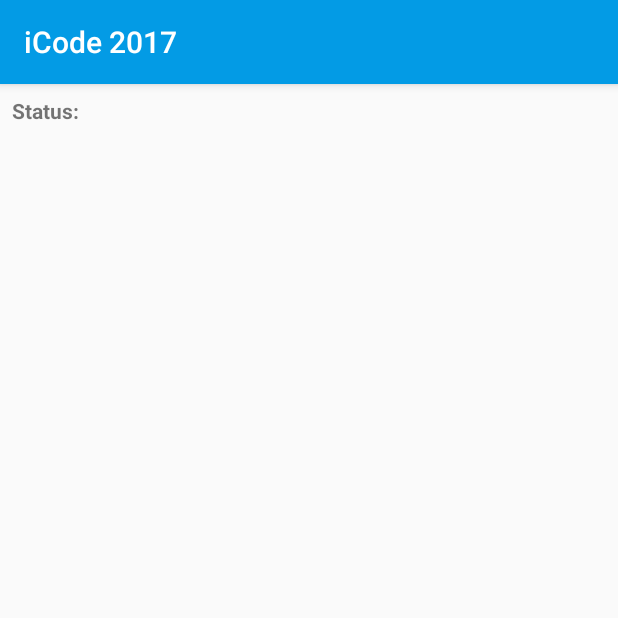
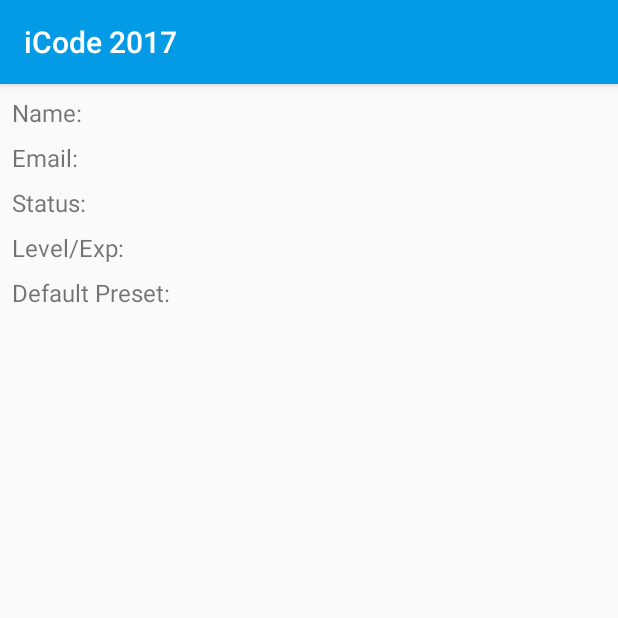
Before and after one commit to DImentioK/sigsegv-icode, an Android app: the fragment ProfileEditorFragment shown on its own in the app's theme, on a phone screen of 412 x 824 dp, the top half of it. Run offline under Robolectric (Android 15) with nearby library versions, the phone set to English and light mode, and no system bars; our stand-ins replace ButterKnife, Firebase (no records; nobody signed in at launch, a user with empty details on screens opened directly).

Commit message:
Added Profile(complete w/out database) ,settings(uncompleted)

```diff
--- a/app/src/main/java/com/firebase/uidemo/ChooserActivity.java
+++ b/app/src/main/java/com/firebase/uidemo/ChooserActivity.java
@@ -59,8 +59,8 @@ public class ChooserActivity extends AppCompatActivity {
         mActivities.setLayoutManager(new LinearLayoutManager(this));
         mActivities.setAdapter(new ActivityChooserAdapter());
         mActivities.setHasFixedSize(true);
-        ///Log.d("New activity",getApplicationContext().toString());
-        ///getApplicationContext().startActivity(new Intent(getApplicationContext(),AuthUiActivity.class));
+        Log.d("New activity", getApplicationContext().toString());
+        getApplicationContext().startActivity(new Intent(getApplicationContext(), AuthUiActivity.class));
 
         FirebaseAuth auth = FirebaseAuth.getInstance();
         if (auth.getCurrentUser() != null) {
--- /dev/null
+++ b/app/src/main/java/com/firebase/uidemo/icode2017/Category.java
@@ -0,0 +1,15 @@
+package com.firebase.uidemo.icode2017;
+
+/**
+ * Created by Xavier on 27/8/17.
+ */
+
+public enum Category {
+    TOURIST,
+    HERITAGE,
+    NATURE,
+    TOURIST_HERITAGE,
+    TOURIST_NATURE,
+    NATURE_HERITAGE,
+    ALL,
+}
--- a/app/src/main/java/com/firebase/uidemo/icode2017/MainActivity.java
+++ b/app/src/main/java/com/firebase/uidemo/icode2017/MainActivity.java
@@ -2,19 +2,19 @@ package com.firebase.uidemo.icode2017;
 
 import android.os.Bundle;
 import android.support.design.widget.FloatingActionButton;
+import android.support.design.widget.NavigationView;
 import android.support.design.widget.Snackbar;
 import android.support.v4.app.Fragment;
 import android.support.v4.app.FragmentManager;
-import android.util.Log;
-import android.view.View;
-import android.support.design.widget.NavigationView;
 import android.support.v4.view.GravityCompat;
 import android.support.v4.widget.DrawerLayout;
 import android.support.v7.app.ActionBarDrawerToggle;
 import android.support.v7.app.AppCompatActivity;
 import android.support.v7.widget.Toolbar;
+import android.util.Log;
 import android.view.Menu;
 import android.view.MenuItem;
+import android.view.View;
 import android.widget.TextView;
 
 import com.firebase.uidemo.R;
@@ -59,6 +59,7 @@ public class MainActivity extends AppCompatActivity
         TextView nav_user = (TextView)hView.findViewById(R.id.user_display_name);
         TextView nav_email = (TextView)hView.findViewById(R.id.user_email);
         if(mAuth.getCurrentUser()!=null){
+            Log.d("Hello", "Current user loaded");
             nav_user.setText(mAuth.getCurrentUser().getDisplayName());
             nav_email.setText(mAuth.getCurrentUser().getEmail());
         }
--- /dev/null
+++ b/app/src/main/java/com/firebase/uidemo/icode2017/Preset.java
@@ -0,0 +1,31 @@
+package com.firebase.uidemo.icode2017;
+
+/**
+ * Created by Xavier on 27/8/17.
+ */
+
+public class Preset {
+    private Category category;
+    private Integer distance;
+
+    public Preset(Category category, Integer distance) {
+        this.category = category;
+        this.distance = distance;
+    }
+
+    public Integer getDistance() {
+        return distance;
+    }
+
+    public void setDistance(Integer distance) {
+        this.distance = distance;
+    }
+
+    public Category getCategory() {
+        return category;
+    }
+
+    public void setCategory(Category category) {
+        this.category = category;
+    }
+}
--- a/app/src/main/java/com/firebase/uidemo/icode2017/ProfileEditorFragment.java
+++ b/app/src/main/java/com/firebase/uidemo/icode2017/ProfileEditorFragment.java
@@ -1,14 +1,18 @@
 package com.firebase.uidemo.icode2017;
 
-import android.content.Context;
-import android.net.Uri;
 import android.os.Bundle;
 import android.support.v4.app.Fragment;
+import android.util.Log;
 import android.view.LayoutInflater;
 import android.view.View;
 import android.view.ViewGroup;
+import android.widget.TextView;
 
 import com.firebase.uidemo.R;
+import com.google.firebase.auth.FirebaseAuth;
+
+import butterknife.BindView;
+import butterknife.ButterKnife;
 
 /**
  * A simple {@link Fragment} subclass.
@@ -23,14 +27,35 @@ public class ProfileEditorFragment extends Fragment {
     public void onCreate(Bundle savedInstanceState) {
         super.onCreate(savedInstanceState);
     }
+
+    @BindView(R.id.profile_name_display)
+    TextView name;
+    @BindView(R.id.profile_email_display)
+    TextView email;
+    @BindView(R.id.profile_residency_display)
+    TextView residency;
+    @BindView(R.id.profile_points_display)
+    TextView points;
+    @BindView(R.id.profile_preset_display)
+    TextView preset;
+
     @Override
     public View onCreateView(LayoutInflater inflater, ViewGroup container,
                              Bundle savedInstanceState) {
+        FirebaseAuth mAuth = FirebaseAuth.getInstance();
         View rootView= inflater.inflate(R.layout.fragment_profile_editor, container, false);
+        ButterKnife.bind(this, rootView);
 
         /* TODO
-        Implement profile options
+        1. Search database for user points/exp  AND residency
+        2. display preset identifier
          */
+        if (mAuth.getCurrentUser() != null) {
+            Log.d("Hello", "Current user loaded");
+            Log.d("Text", mAuth.getCurrentUser().getDisplayName());
+            name.setText(mAuth.getCurrentUser().getDisplayName());
+            email.setText(mAuth.getCurrentUser().getEmail());
+        }
 
         return rootView;
 
--- /dev/null
+++ b/app/src/main/java/com/firebase/uidemo/icode2017/SettingsEdtiorFragment.java
@@ -0,0 +1,29 @@
+package com.firebase.uidemo.icode2017;
+
+
+import android.os.Bundle;
+import android.support.v4.app.Fragment;
+import android.view.LayoutInflater;
+import android.view.View;
+import android.view.ViewGroup;
+
+import com.firebase.uidemo.R;
+
+/**
+ * A simple {@link Fragment} subclass.
+ */
+public class SettingsEdtiorFragment extends Fragment {
+    @Override
+    public void onCreate(Bundle savedInstanceState) {
+        super.onCreate(savedInstanceState);
+    }
+
+    @Override
+    public View onCreateView(LayoutInflater inflater, ViewGroup container,
+                             Bundle savedInstanceState) {
+        // Inflate the layout for this fragment
+        View rootView = inflater.inflate(R.layout.fragment_profile_editor, container, false);
+        return rootView
+    }
+
+}
--- a/app/src/main/res/layout/fragment_profile_editor.xml
+++ b/app/src/main/res/layout/fragment_profile_editor.xml
@@ -5,24 +5,101 @@
     tools:context="com.firebase.uidemo.icode2017.ProfileEditorFragment">
 
     <!-- TODO: Update blank fragment layout -->
-    <LinearLayout
+    <RelativeLayout
         android:layout_width="match_parent"
         android:layout_height="match_parent"
         android:orientation="vertical"
         android:padding="8dp">
-        <LinearLayout
-            android:layout_width="match_parent"
+
+        <TextView
+            android:id="@+id/profile_name_text"
+            android:layout_width="wrap_content"
             android:layout_height="wrap_content"
-            android:orientation="horizontal"
-            android:layout_marginBottom="8dp">
+            android:layout_marginBottom="8dp"
+            android:layout_marginRight="8dp"
+
+            android:text="@string/profile_name"
+            android:textSize="16sp" />
+
         <TextView
+            android:id="@+id/profile_name_display"
             android:layout_width="wrap_content"
-                android:layout_height="match_parent"
-                android:gravity="center_vertical"
-                android:text="Status:"
-                android:textStyle="bold"
-                android:layout_marginRight="16dp"/>
-        </LinearLayout>
-    </LinearLayout>
+            android:layout_height="wrap_content"
+            android:layout_alignTop="@id/profile_name_text"
+            android:layout_toRightOf="@id/profile_name_text"
+            android:textSize="16sp" />
+
+        <TextView
+            android:id="@+id/profile_email_text"
+            android:layout_width="wrap_content"
+            android:layout_height="wrap_content"
+            android:layout_below="@id/profile_name_text"
+            android:layout_marginBottom="8dp"
+            android:layout_marginRight="8dp"
+            android:text="@string/profile_email"
+            android:textSize="16sp" />
+
+        <TextView
+            android:id="@+id/profile_email_display"
+            android:layout_width="wrap_content"
+            android:layout_height="wrap_content"
+            android:layout_alignTop="@id/profile_email_text"
+            android:layout_toRightOf="@id/profile_email_text"
+            android:textSize="16sp" />
+
+        <TextView
+            android:id="@+id/profile_residency_text"
+            android:layout_width="wrap_content"
+            android:layout_height="wrap_content"
+            android:layout_below="@id/profile_email_text"
+            android:layout_marginBottom="8dp"
+            android:layout_marginRight="8dp"
+            android:text="@string/profile_residency"
+            android:textSize="16sp" />
+
+        <TextView
+            android:id="@+id/profile_residency_display"
+            android:layout_width="wrap_content"
+            android:layout_height="wrap_content"
+            android:layout_alignTop="@id/profile_residency_text"
+            android:layout_toRightOf="@id/profile_residency_text"
+            android:textSize="16sp" />
+
+        <TextView
+            android:id="@+id/profile_points_text"
+            android:layout_width="wrap_content"
+            android:layout_height="wrap_content"
+            android:layout_below="@id/profile_residency_text"
+            android:layout_marginBottom="8dp"
+            android:layout_marginRight="8dp"
+            android:text="@string/profile_points"
+            android:textSize="16sp" />
+
+        <TextView
+            android:id="@+id/profile_points_display"
+            android:layout_width="wrap_content"
+            android:layout_height="wrap_content"
+            android:layout_alignTop="@id/profile_points_text"
+            android:layout_toRightOf="@id/profile_points_text"
+            android:textSize="16sp" />
+
+        <TextView
+            android:id="@+id/profile_preset_text"
+            android:layout_width="wrap_content"
+            android:layout_height="wrap_content"
+            android:layout_below="@id/profile_points_text"
+            android:layout_marginBottom="8dp"
+            android:layout_marginRight="8dp"
+            android:text="@string/profile_preset"
+            android:textSize="16sp" />
+
+        <TextView
+            android:id="@+id/profile_preset_display"
+            android:layout_width="wrap_content"
+            android:layout_height="wrap_content"
+            android:layout_alignTop="@id/profile_preset_text"
+            android:layout_toRightOf="@id/profile_preset_text"
+            android:textSize="16sp" />
+    </RelativeLayout>
 
 </FrameLayout>
--- /dev/null
+++ b/app/src/main/res/layout/fragment_settings_edtior.xml
@@ -0,0 +1,13 @@
+<FrameLayout xmlns:android="http://schemas.android.com/apk/res/android"
+    xmlns:tools="http://schemas.android.com/tools"
+    android:layout_width="match_parent"
+    android:layout_height="match_parent"
+    tools:context="com.firebase.uidemo.icode2017.SettingsEdtiorFragment">
+
+    <!-- TODO: Update blank fragment layout -->
+    <TextView
+        android:layout_width="match_parent"
+        android:layout_height="match_parent"
+        android:text="@string/hello_blank_fragment" />
+
+</FrameLayout>
--- a/app/src/main/res/values/strings.xml
+++ b/app/src/main/res/values/strings.xml
@@ -12,10 +12,16 @@
     <!-- PROJECT SPECIFIC STRINGS -->
     <string name="continue_with_current_account">Use currently signed in account</string>
     <string name="title_activity_main">icode 2017</string>
+    <string name="profile_name">Name:</string>
+    <string name="profile_email">Email:</string>
+    <string name="profile_residency">Status:</string>
+    <string name="profile_points">Level/Exp:</string>
+    <string name="profile_preset">Default Preset:</string>
+    <string name="profile_history">History</string>
 
 
     <!-- strings for Auth UI demo activities -->
-    <eat-comment/>
+    <eat-comment />
     <string name="launch_title">FirebaseUI Auth Demo</string>
     <string name="sign_in">Start</string>
     <string name="green_theme">Green Theme</string>
--- a/build.gradle
+++ b/build.gradle
@@ -8,7 +8,7 @@ buildscript {
     }
 
     dependencies {
-        classpath 'com.android.tools.build:gradle:2.3.1'
+        classpath 'com.android.tools.build:gradle:2.3.3'
         classpath 'com.google.gms:google-services:3.0.0'
         classpath 'io.fabric.tools:gradle:1.+'
         classpath 'com.neenbedankt.gradle.plugins:android-apt:1.8'
```
Lines whose indentation alone changed are shown as unchanged.
